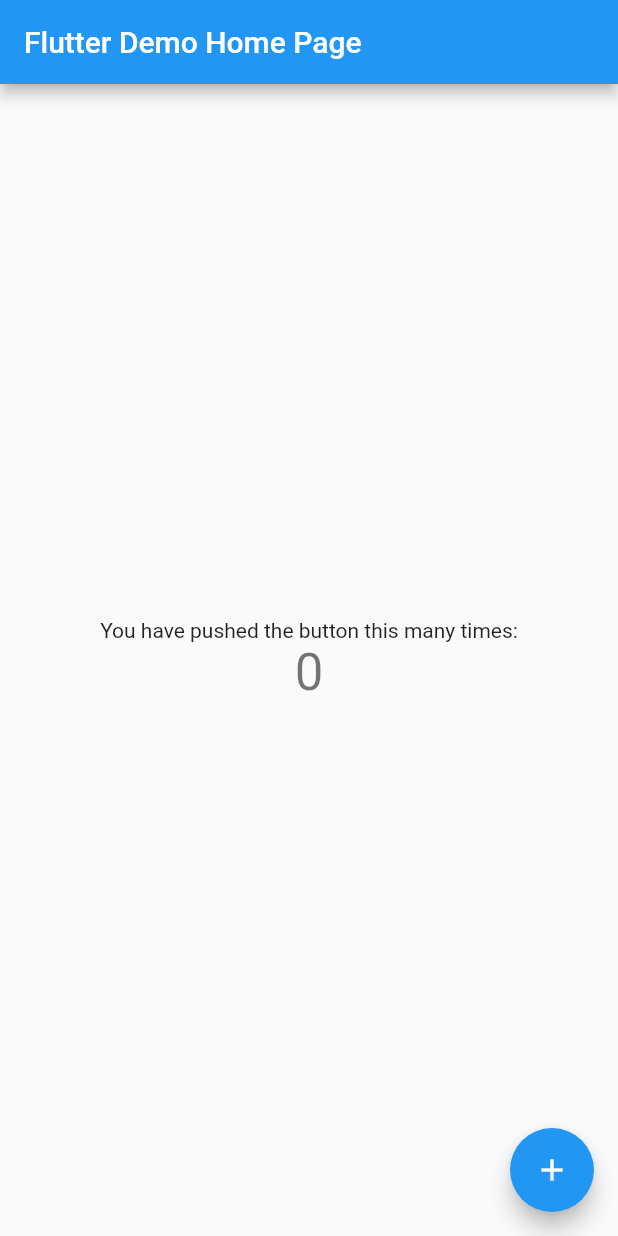
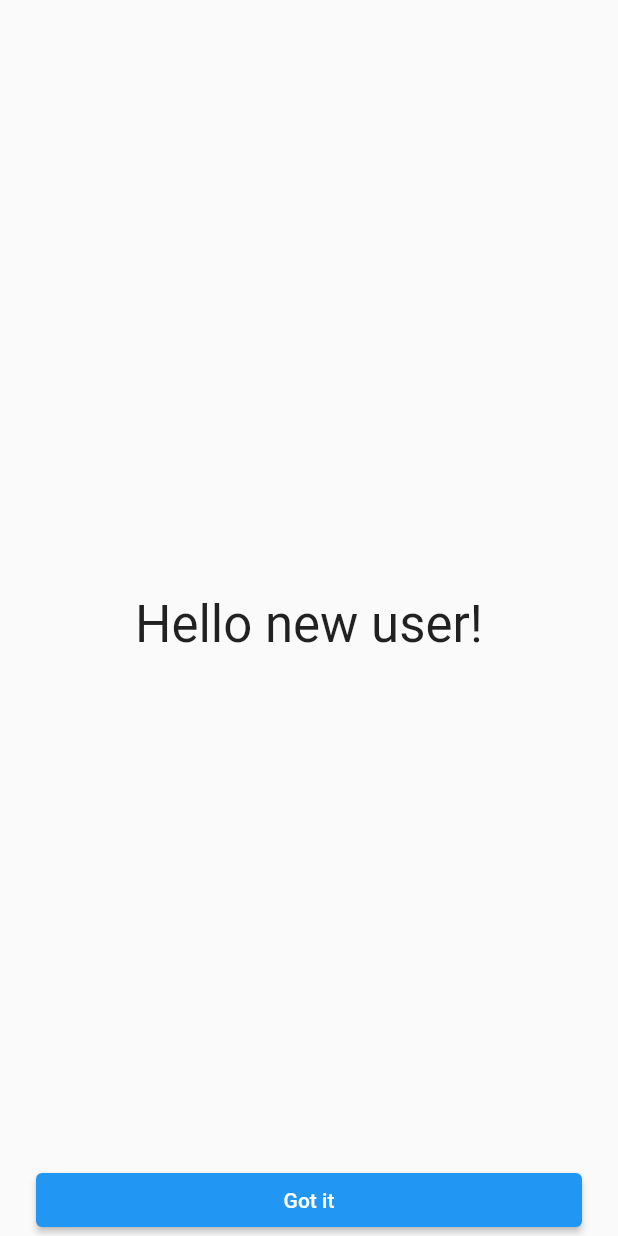
Before and after one commit to britov/faster, a Flutter app: the screen it shows after launch, on a phone screen of 412 x 824 dp. Run offline on Flutter 3.47's test engine with Material 2 defaults, Android fonts, the light colour scheme and no system bars.

Commit message:
Hello screen added

```diff
--- a/lib/main.dart
+++ b/lib/main.dart
@@ -1,3 +1,4 @@
+import 'package:faster/screens/hello_screen.dart';
 import 'package:flutter/material.dart';
 
 void main() {
@@ -22,7 +23,8 @@
         // is not restarted.
         primarySwatch: Colors.blue,
       ),
-      home: MyHomePage(title: 'Flutter Demo Home Page'),
+      home: HelloScreen(),
+      // home: MyHomePage(title: 'Flutter Demo Home Page'),
     );
   }
 }
--- /dev/null
+++ b/lib/screens/hello_screen.dart
@@ -0,0 +1,31 @@
+import 'package:flutter/material.dart';
+import 'package:flutter/widgets.dart';
+
+class HelloScreen extends StatelessWidget {
+  @override
+  Widget build(BuildContext context) {
+    return Scaffold(
+      appBar: AppBar(
+        backgroundColor: Colors.transparent,
+        elevation: 0,
+      ),
+      body: SafeArea(
+        child: Padding(
+          padding: const EdgeInsets.symmetric(horizontal: 24),
+          child: Column(
+            crossAxisAlignment: CrossAxisAlignment.stretch,
+            children: [
+              Expanded(
+                  child: Center(
+                      child: Text(
+                'Hello new user!',
+                style: TextStyle(fontSize: 34),
+              ))),
+              ElevatedButton(onPressed: () {}, child: Text('Got it'))
+            ],
+          ),
+        ),
+      ),
+    );
+  }
+}
```
